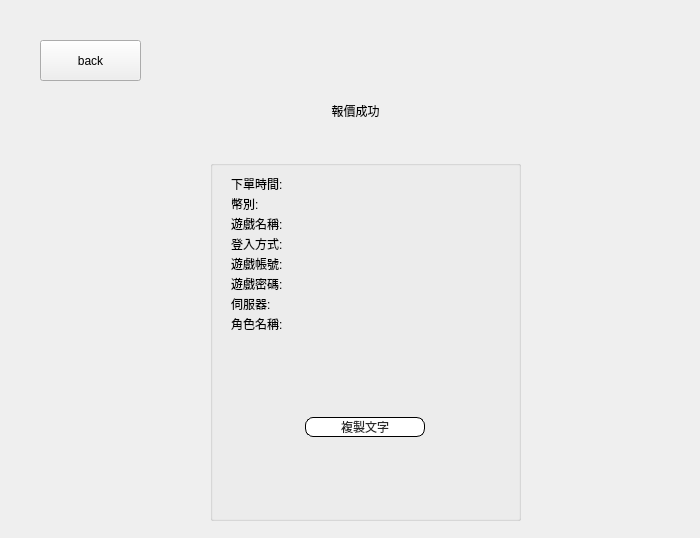
Old version of the form src/AdbClient/StageCustomerService/LayerSearchCustomer.ui in the repository roger0816/Adb.
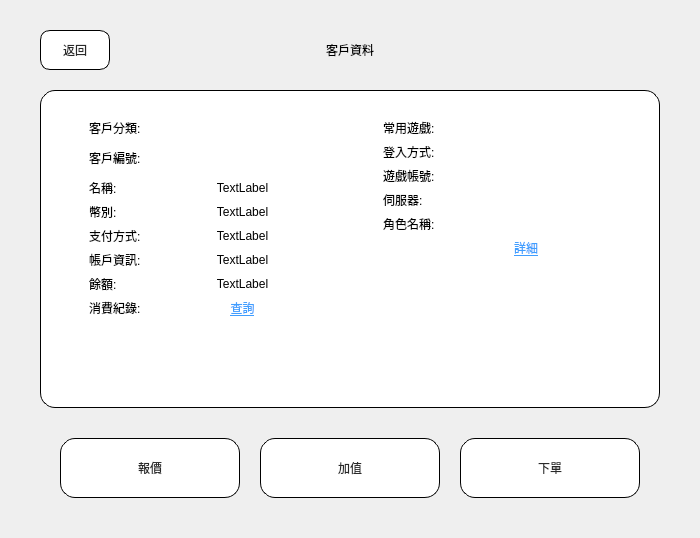
New version of the form. The open tabs and pages were chosen to show the change. Custom widgets are drawn as their Qt base class.

Diff of the .ui file:
```diff
--- a/src/AdbClient/StageCustomerService/LayerSearchCustomer.ui
+++ b/src/AdbClient/StageCustomerService/LayerSearchCustomer.ui
@@ -738,289 +738,8 @@
         <widget class="LayerSayCost" name="pageSayCost"/>
         <widget class="LayerAddCost" name="pageAddCost"/>
         <widget class="LayerOrder" name="pageOrder"/>
-        <widget class="QWidget" name="page">
-         <widget class="QGroupBox" name="groupBox_7">
-          <property name="geometry">
-           <rect>
-            <x>210</x>
-            <y>160</y>
-            <width>311</width>
-            <height>361</height>
-           </rect>
-          </property>
-          <property name="sizePolicy">
-           <sizepolicy hsizetype="Fixed" vsizetype="Preferred">
-            <horstretch>0</horstretch>
-            <verstretch>0</verstretch>
-           </sizepolicy>
-          </property>
-          <property name="minimumSize">
-           <size>
-            <width>250</width>
-            <height>0</height>
-           </size>
-          </property>
-          <property name="maximumSize">
-           <size>
-            <width>16777215</width>
-            <height>16777215</height>
-           </size>
-          </property>
-          <property name="styleSheet">
-           <string notr="true">
-QPushButton{
-font: 20px &quot;Microsoft JhengHei UI&quot;;
-
-
-}
-
-
-
-QPushButton{background-color: rgb(255, 255, 255);
-border-radius:10px;
-color: rgb(41,41,41);
-border: 1px solid #000000; }
-
-
-QPushButton:hover 
-{ 
-background-color: #55aaff; 
-border-style: outset; 
-border-width: 2px; 
-font: 700 18px &quot;Microsoft JhengHei UI&quot;; 
-}
-QPushButton:pressed { 
-border-style: outset; 
-border-width: 0px; 
-font: 700 24px &quot;Microsoft JhengHei UI&quot;; 
-color:rgb(241,241,241);
-background-color:#3c78b4;
-}</string>
-          </property>
-          <layout class="QVBoxLayout" name="verticalLayout_2">
-           <property name="bottomMargin">
-            <number>9</number>
-           </property>
-           <item>
-            <widget class="QWidget" name="widget_11" native="true">
-             <layout class="QFormLayout" name="formLayout_3">
-              <property name="verticalSpacing">
-               <number>2</number>
-              </property>
-              <property name="topMargin">
-               <number>0</number>
-              </property>
-              <property name="bottomMargin">
-               <number>0</number>
-              </property>
-              <item row="0" column="0">
-               <widget class="QLabel" name="tTime">
-                <property name="text">
-                 <string>下單時間:</string>
-                </property>
-               </widget>
-              </item>
-              <item row="0" column="1">
-               <widget class="QLabel" name="lbTime">
-                <property name="text">
-                 <string/>
-                </property>
-               </widget>
-              </item>
-              <item row="2" column="0">
-               <widget class="QLabel" name="tGameName">
-                <property name="text">
-                 <string>遊戲名稱:</string>
-                </property>
-               </widget>
-              </item>
-              <item row="3" column="0">
-               <widget class="QLabel" name="tLoginType">
-                <property name="text">
-                 <string>登入方式:</string>
-                </property>
-               </widget>
-              </item>
-              <item row="2" column="1">
-               <widget class="QLabel" name="lbGameName">
-                <property name="text">
-                 <string/>
-                </property>
-               </widget>
-              </item>
-              <item row="3" column="1">
-               <widget class="QLabel" name="lbLoginType_2">
-                <property name="text">
-                 <string/>
-                </property>
-               </widget>
-              </item>
-              <item row="4" column="0">
-               <widget class="QLabel" name="tAccount">
-                <property name="text">
-                 <string>遊戲帳號:</string>
-                </property>
-               </widget>
-              </item>
-              <item row="6" column="0">
-               <widget class="QLabel" name="tServerName">
-                <property name="text">
-                 <string>伺服器:</string>
-                </property>
-               </widget>
-              </item>
-              <item row="4" column="1">
-               <widget class="QLabel" name="lbGameAccount_2">
-                <property name="text">
-                 <string/>
-                </property>
-               </widget>
-              </item>
-              <item row="6" column="1">
-               <widget class="QLabel" name="lbServer_2">
-                <property name="text">
-                 <string/>
-                </property>
-               </widget>
-              </item>
-              <item row="7" column="0">
-               <widget class="QLabel" name="tChr">
-                <property name="text">
-                 <string>角色名稱:</string>
-                </property>
-               </widget>
-              </item>
-              <item row="7" column="1">
-               <widget class="QLabel" name="lbChr_2">
-                <property name="text">
-                 <string/>
-                </property>
-               </widget>
-              </item>
-              <item row="1" column="0">
-               <widget class="QLabel" name="tCurrency">
-                <property name="text">
-                 <string>幣別:</string>
-                </property>
-               </widget>
-              </item>
-              <item row="1" column="1">
-               <widget class="QLabel" name="lbCurrency_2">
-                <property name="text">
-                 <string/>
-                </property>
-               </widget>
-              </item>
-              <item row="5" column="0">
-               <widget class="QLabel" name="tPassword">
-                <property name="text">
-                 <string>遊戲密碼:</string>
-                </property>
-               </widget>
-              </item>
-              <item row="5" column="1">
-               <widget class="QLabel" name="lbGamePassword">
-                <property name="text">
-                 <string/>
-                </property>
-               </widget>
-              </item>
-             </layout>
-            </widget>
-           </item>
-           <item>
-            <widget class="QWidget" name="widget_9" native="true">
-             <property name="minimumSize">
-              <size>
-               <width>0</width>
-               <height>36</height>
-              </size>
-             </property>
-             <layout class="QHBoxLayout" name="horizontalLayout_6">
-              <property name="topMargin">
-               <number>0</number>
-              </property>
-              <property name="bottomMargin">
-               <number>0</number>
-              </property>
-              <item>
-               <widget class="QPushButton" name="btnCopy">
-                <property name="maximumSize">
-                 <size>
-                  <width>120</width>
-                  <height>16777215</height>
-                 </size>
-                </property>
-                <property name="styleSheet">
-                 <string notr="true">
-QPushButton{
-font: 20px &quot;Microsoft JhengHei UI&quot;;
-
-
-}
-
-
-
-QPushButton{background-color: rgb(255, 255, 255);
-border-radius:8px;
-color: rgb(41,41,41);
-border: 1px solid #000000; }
-
-
-QPushButton:hover 
-{ 
-background-color: #55aaff; 
-border-style: outset; 
-border-width: 2px; 
-font: 700 18px &quot;Microsoft JhengHei UI&quot;; 
-}
-QPushButton:pressed { 
-border-style: outset; 
-border-width: 0px; 
-font: 700 24px &quot;Microsoft JhengHei UI&quot;; 
-color:rgb(241,241,241);
-background-color:#3c78b4;
-}</string>
-                </property>
-                <property name="text">
-                 <string>複製文字</string>
-                </property>
-               </widget>
-              </item>
-             </layout>
-            </widget>
-           </item>
-          </layout>
-         </widget>
-         <widget class="QPushButton" name="btnBACK">
-          <property name="geometry">
-           <rect>
-            <x>40</x>
-            <y>40</y>
-            <width>101</width>
-            <height>41</height>
-           </rect>
-          </property>
-          <property name="text">
-           <string>back</string>
-          </property>
-         </widget>
-         <widget class="QLabel" name="label_3">
-          <property name="geometry">
-           <rect>
-            <x>240</x>
-            <y>90</y>
-            <width>231</width>
-            <height>41</height>
-           </rect>
-          </property>
-          <property name="text">
-           <string>報價成功</string>
-          </property>
-          <property name="alignment">
-           <set>Qt::AlignCenter</set>
-          </property>
-         </widget>
+        <widget class="LayerOkInfo" name="pageSayOk">
+         <layout class="QGridLayout" name="gridLayout_3"/>
         </widget>
        </widget>
       </item>
@@ -1054,6 +773,12 @@
    <header>LayerOrder.h</header>
    <container>1</container>
   </customwidget>
+  <customwidget>
+   <class>LayerOkInfo</class>
+   <extends>QWidget</extends>
+   <header>LayerOkInfo.h</header>
+   <container>1</container>
+  </customwidget>
  </customwidgets>
  <resources/>
  <connections/>
```
Left out of the diff: 1 changed line with no effect on the pictures.
